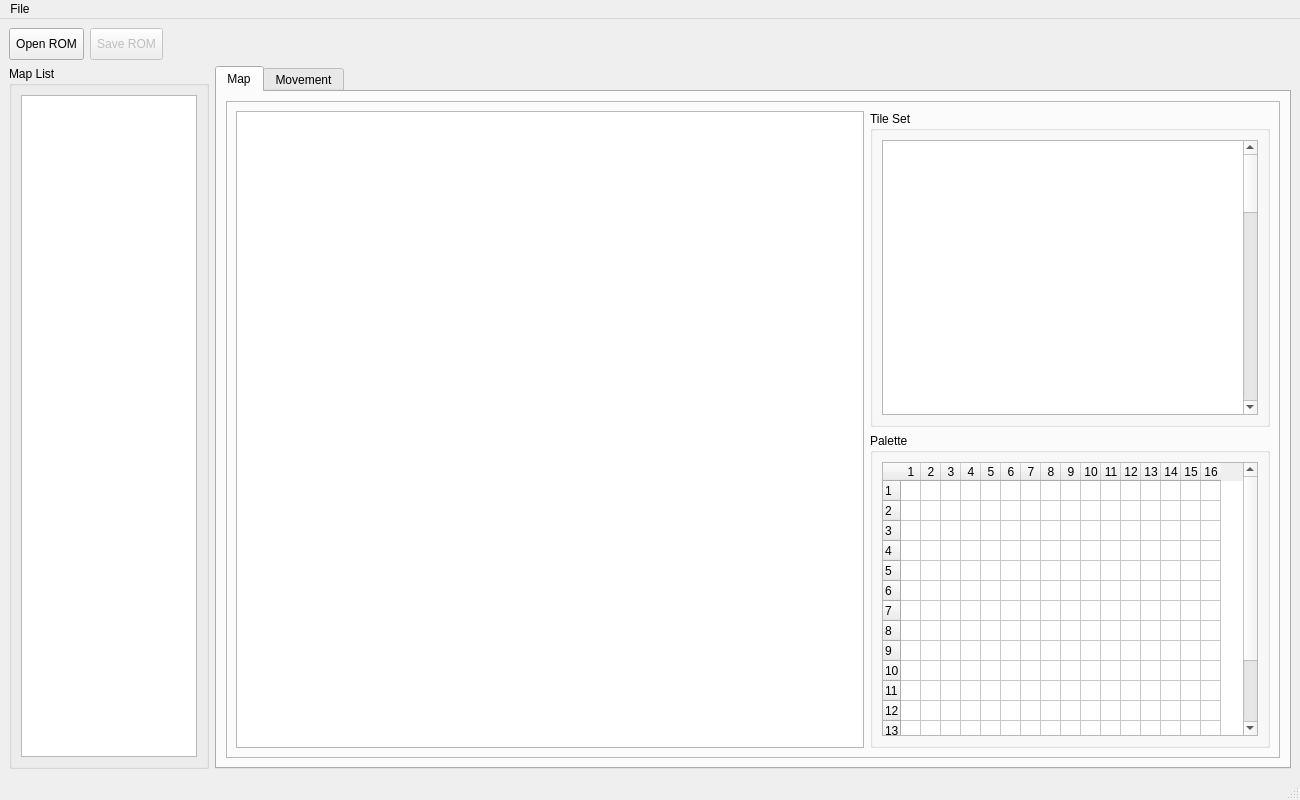
First picture: the form in ExeMap/ExeMap.ui, repository idealexe/EXE6_Tools, before the edit.
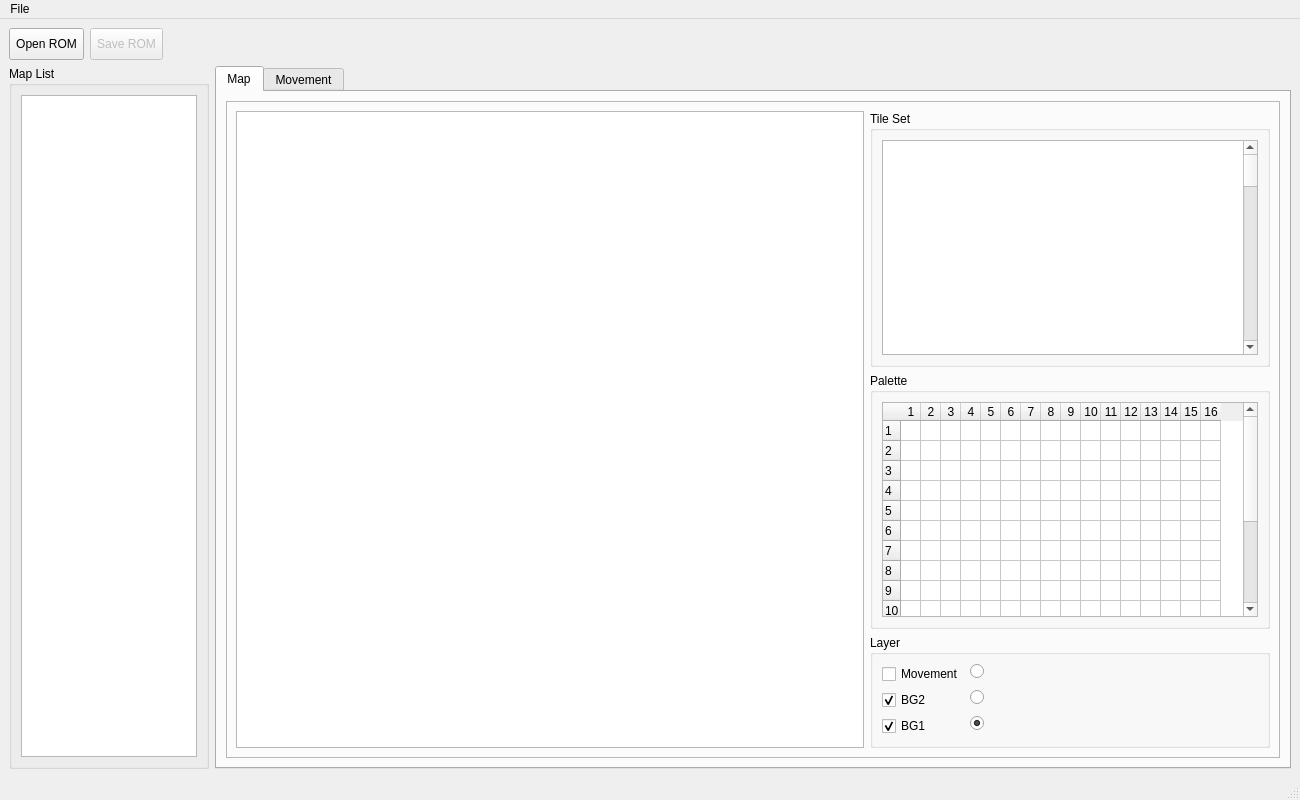
Second picture: the form after the edit.

Commit message: レイヤー処理を実装

```diff
--- a/ExeMap/ExeMap.ui
+++ b/ExeMap/ExeMap.ui
@@ -318,6 +318,78 @@
                  </layout>
                 </widget>
                </item>
+               <item>
+                <widget class="QGroupBox" name="layerBox">
+                 <property name="minimumSize">
+                  <size>
+                   <width>200</width>
+                   <height>0</height>
+                  </size>
+                 </property>
+                 <property name="maximumSize">
+                  <size>
+                   <width>400</width>
+                   <height>150</height>
+                  </size>
+                 </property>
+                 <property name="title">
+                  <string>Layer</string>
+                 </property>
+                 <layout class="QFormLayout" name="formLayout_2">
+                  <item row="0" column="0">
+                   <widget class="QCheckBox" name="checkBox">
+                    <property name="text">
+                     <string>Movement</string>
+                    </property>
+                   </widget>
+                  </item>
+                  <item row="0" column="1">
+                   <widget class="QRadioButton" name="radioButton">
+                    <property name="text">
+                     <string/>
+                    </property>
+                   </widget>
+                  </item>
+                  <item row="1" column="0">
+                   <widget class="QCheckBox" name="checkBox_2">
+                    <property name="text">
+                     <string>BG2</string>
+                    </property>
+                    <property name="checked">
+                     <bool>true</bool>
+                    </property>
+                   </widget>
+                  </item>
+                  <item row="1" column="1">
+                   <widget class="QRadioButton" name="radioButton_2">
+                    <property name="text">
+                     <string/>
+                    </property>
+                   </widget>
+                  </item>
+                  <item row="2" column="0">
+                   <widget class="QCheckBox" name="checkBox_3">
+                    <property name="text">
+                     <string>BG1</string>
+                    </property>
+                    <property name="checked">
+                     <bool>true</bool>
+                    </property>
+                   </widget>
+                  </item>
+                  <item row="2" column="1">
+                   <widget class="QRadioButton" name="radioButton_3">
+                    <property name="text">
+                     <string/>
+                    </property>
+                    <property name="checked">
+                     <bool>true</bool>
+                    </property>
+                   </widget>
+                  </item>
+                 </layout>
+                </widget>
+               </item>
               </layout>
              </item>
             </layout>
```
Left out of the diff: 34 changed lines with no effect on the pictures. The commit also changes 2 other files.
